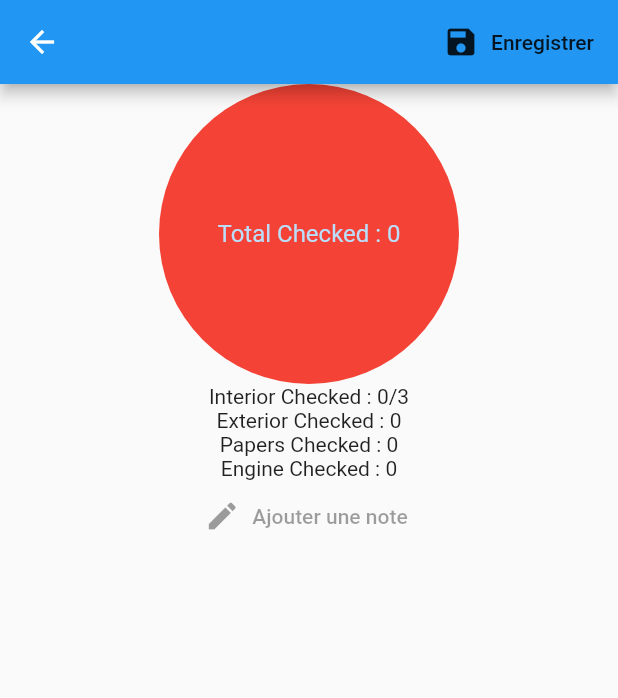
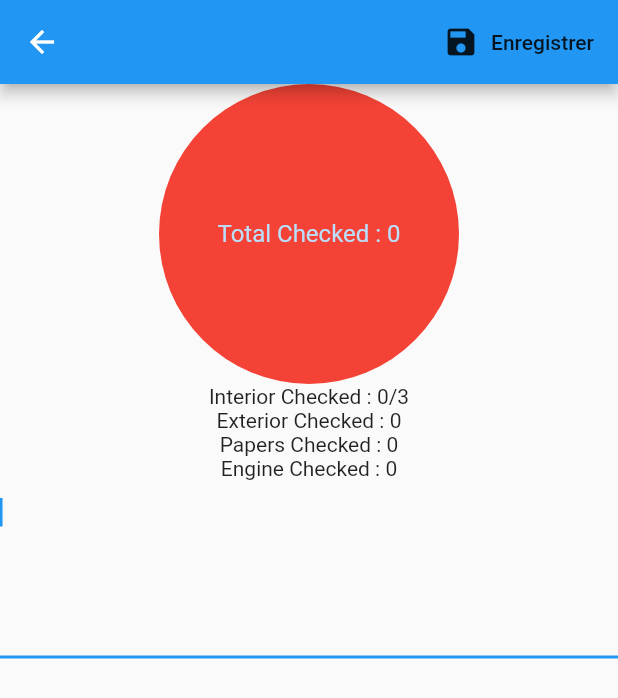
Before and after one commit to thomasbenhamou/test_provider_app, a Flutter app: the SummaryCheckingScreen screen opened by its route, on a phone screen of 412 x 824 dp. Shown: the top 698 px of the screen. Run offline on Flutter 3.47's test engine with Material 2 defaults, Android fonts, the phone set to English and light mode, and no system bars; our stand-ins replace sqflite; accounts and stored records are empty.

Commit message:
loading list, note, updating list

```diff
--- a/lib/screens/HistoryScreen.dart
+++ b/lib/screens/HistoryScreen.dart
@@ -15,6 +15,7 @@ class HistoryScreen extends StatelessWidget {
               icon: Icon(Icons.home),
               onPressed: () {
                 checks.unCheckAll();
+                checks.resetChecklistIdAndName();
                 Navigator.of(context).pushReplacementNamed('/');
               })),
       body: Container(
--- a/lib/screens/HomeScreen.dart
+++ b/lib/screens/HomeScreen.dart
@@ -17,7 +17,6 @@ class HomeScreen extends StatelessWidget {
                   color: Colors.orangeAccent,
                   child: FlatButton.icon(
                       onPressed: () {
-                        //confirmReset(context);
                         ChecklistService.svc.confirmReset(context);
                       },
                       icon: Icon(Icons.fiber_new),
--- a/lib/screens/SummaryCheckingScreen.dart
+++ b/lib/screens/SummaryCheckingScreen.dart
@@ -7,6 +7,7 @@ class SummaryCheckingScreen extends StatelessWidget {
 
   @override
   Widget build(BuildContext context) {
+
     return Scaffold(
       appBar: AppBar(
         actions: <Widget>[
@@ -79,14 +80,63 @@ class SummaryCheckingScreen extends StatelessWidget {
             ),
           ),
           Center(
-            child: FlatButton.icon(
-              icon: Icon(Icons.edit),
-              onPressed: null,
-              label: Text("Ajouter une note"),
+            child: newNoteTextField(context),
             ),
-          )
         ],
       )),
     );
   }
+
+  newNoteTextField(BuildContext context) {
+
+    return Consumer<ChecksModel>(
+        builder: (context, checks, child) {
+          return TextField(
+            autofocus: true,
+            minLines: 5,
+            maxLines: 5,
+            controller: TextEditingController(text: checks.note),
+            onChanged: (content) {
+              checks.updateNote(content);
+            },
+          );
+        });
+  }
+/*  newNoteDialog(BuildContext context) {
+
+    var checks = Provider.of<ChecksModel>(context);
+
+    final myController = TextEditingController();
+
+      return showDialog<void>(
+        context: context,
+        builder: (BuildContext context) {
+          return AlertDialog(
+            title: Text('Nouvelle note'),
+            content: TextField(
+              autofocus: true,
+              minLines: 5,
+              maxLines: 5,
+              controller: myController,
+            ),
+            actions: <Widget>[
+              FlatButton(
+                child: Text('Annuler'),
+                onPressed: () {
+                  Navigator.of(context).pop();
+                },
+              ),
+              FlatButton(
+                child: Text('Enregistrer'),
+                onPressed: () {
+                  checks.note = myController.text;
+                  Navigator.of(context).pop();
+                },
+              ),
+            ],
+          );
+        },
+      );
+    }*/
+
 }
--- a/lib/widgets/ListViewHistory.dart
+++ b/lib/widgets/ListViewHistory.dart
@@ -70,7 +70,7 @@ class _ListViewHistoryState extends State<ListViewHistory> {
                   Navigator.push(
                     context,
                     MaterialPageRoute(
-                      builder: (context) => TabbedSummaryCheckingScreen(checkListId: items[position].id),
+                      builder: (context) => TabbedSummaryCheckingScreen(checkListId: items[position].id, checkListName: items[position].name),
                     ),
                   );
                 },
```
Also changed, not shown: lib/db/DatabaseProvider.dart (+59 -15 lines), lib/db/NoteModel.dart (added, +29 -0 lines), lib/model/ChecksModel.dart (+27 -0 lines), lib/screens/TabbedSummaryCheckingScreen.dart (+34 -4 lines), lib/service/ChecklistService.dart (+23 -5 lines), lib/service/NoteService.dart (+20 -0 lines), lib/widgets/SaveChecklistForm.dart (+39 -13 lines).
